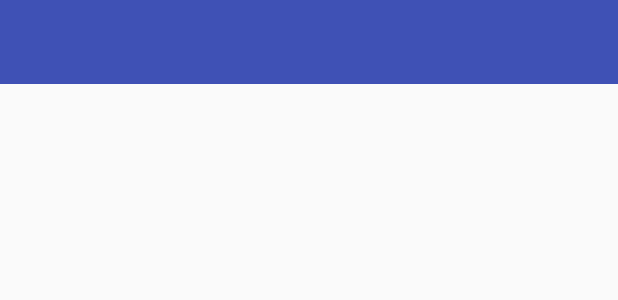
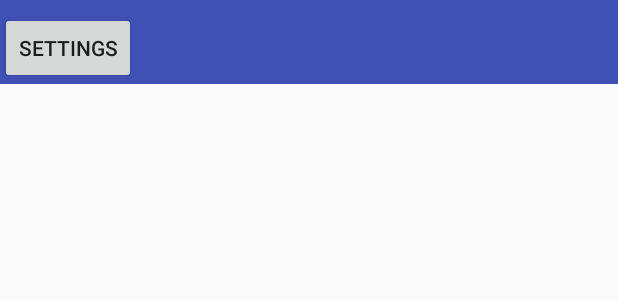
Before and after one commit to nikkijuk/PlainRssReader, an Android app: the layout activity_feed.xml on its own in the app's theme, with its tools: preview values and no code run, on a phone screen of 412 x 824 dp. Shown: the top 300 px of the screen. Run offline under Robolectric (Android 15) with nearby library versions, the phone set to English and light mode, and no system bars.

Commit message:
added preferences view, added screenshots, some comments also

```diff
--- a/app/src/main/AndroidManifest.xml
+++ b/app/src/main/AndroidManifest.xml
@@ -12,7 +12,6 @@
         android:roundIcon="@mipmap/ic_launcher_round"
         android:supportsRtl="true"
         android:theme="@style/AppTheme">
-
         <activity
             android:name=".FeedActivity"
             android:label="@string/app_name"
@@ -23,6 +22,7 @@
                 <category android:name="android.intent.category.LAUNCHER" />
             </intent-filter>
         </activity>
+        <activity android:name=".SettingsActivity"></activity>
     </application>
 
 </manifest>
--- a/app/src/main/res/layout/activity_feed.xml
+++ b/app/src/main/res/layout/activity_feed.xml
@@ -12,13 +12,24 @@
             android:background="?attr/colorPrimary"
             android:layout_width="match_parent"
             android:layout_height="wrap_content"
+            app:title="@string/title_news"
             app:titleTextColor="@android:color/white"/>
 
         <android.support.v7.widget.RecyclerView
-            android:padding="8dp"
             android:id="@+id/recyclerView"
-            android:layout_below="@id/toolbar"
             android:layout_width="match_parent"
-            android:layout_height="match_parent"/>
+            android:layout_height="match_parent"
+            android:layout_alignParentStart="true"
+            android:layout_below="@+id/toolbar"
+            android:padding="8dp" />
+
+        <Button
+            android:id="@+id/btnSettings"
+            android:layout_width="wrap_content"
+            android:layout_height="wrap_content"
+            android:layout_above="@+id/recyclerView"
+            android:layout_alignParentStart="true"
+            android:onClick="openSettings"
+            android:text="@string/button_settings" />
 
 </RelativeLayout>
--- a/app/src/main/res/values/strings.xml
+++ b/app/src/main/res/values/strings.xml
@@ -90,4 +90,12 @@
         "when a user tries to pick up one of cards.\n\n"
     </string>
     <string name="action_settings">Settings</string>
+    <string name="button_settings">Settings</string>
+
+    <string name="title_rss_source">Url</string>
+    <string name="summary_rss_source">Source of rss feed</string>
+    <string name="dialog_title_rss_source">Rss feed Url</string>
+
+    <string name="title_news">News</string>
+
 </resources>
```
Also changed, not shown: app/src/main/java/com/jukkanikki/plainrssreader/FeedActivity.java (+36 -11 lines), app/src/main/java/com/jukkanikki/plainrssreader/SettingsActivity.java (added, +33 -0 lines), app/src/main/res/xml/preferences.xml (added, +10 -0 lines), 5 other files.
